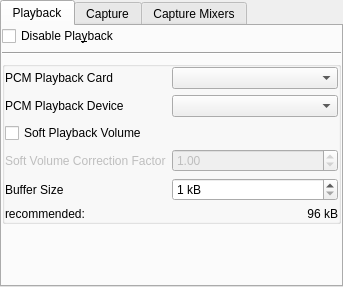
This is plugins/alsa-sound/alsa-sound-configuration-ui.ui in pbek/kradio as Qt 5 draws it before an edit. The edited form follows.
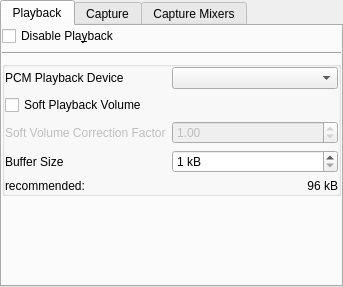
This is the edited form. Custom widgets are drawn as their Qt base class.

Commit message: Big ALSA fix: Using no more card/dev numbers but device strings got by _hint functions

Diff of the .ui file:
```diff
--- a/plugins/alsa-sound/alsa-sound-configuration-ui.ui
+++ b/plugins/alsa-sound/alsa-sound-configuration-ui.ui
@@ -56,7 +56,7 @@
           <property name="margin">
            <number>0</number>
           </property>
-          <item row="3" column="1">
+          <item row="2" column="1">
            <widget class="QDoubleSpinBox" name="sbSoftVolumeCorrection">
             <property name="enabled">
              <bool>false</bool>
@@ -72,15 +72,21 @@
             </property>
            </widget>
           </item>
-          <item row="2" column="0">
+          <item row="1" column="0">
            <widget class="QCheckBox" name="cbEnableSoftVolume">
             <property name="text">
              <string>Soft Playback Volume</string>
             </property>
            </widget>
           </item>
-          <item row="1" column="0">
+          <item row="0" column="0">
            <widget class="QLabel" name="textLabel2_3">
+            <property name="sizePolicy">
+             <sizepolicy hsizetype="Minimum" vsizetype="Minimum">
+              <horstretch>0</horstretch>
+              <verstretch>0</verstretch>
+             </sizepolicy>
+            </property>
             <property name="text">
              <string>PCM Playback Device</string>
             </property>
@@ -89,27 +95,7 @@
             </property>
            </widget>
           </item>
-          <item row="0" column="0">
-           <widget class="QLabel" name="textLabel2">
-            <property name="text">
-             <string>PCM Playback Card</string>
-            </property>
-            <property name="wordWrap">
-             <bool>false</bool>
-            </property>
-           </widget>
-          </item>
-          <item row="0" column="1">
-           <widget class="KComboBox" name="m_comboPlaybackCard">
-            <property name="sizePolicy">
-             <sizepolicy hsizetype="MinimumExpanding" vsizetype="Preferred">
-              <horstretch>0</horstretch>
-              <verstretch>0</verstretch>
-             </sizepolicy>
-            </property>
-           </widget>
-          </item>
-          <item row="3" column="0">
+          <item row="2" column="0">
            <widget class="QLabel" name="label">
             <property name="enabled">
              <bool>false</bool>
@@ -119,7 +105,7 @@
             </property>
            </widget>
           </item>
-          <item row="4" column="0">
+          <item row="3" column="0">
            <widget class="QLabel" name="textLabel2_2_2_2">
             <property name="text">
              <string>Buffer Size</string>
@@ -129,17 +115,17 @@
             </property>
            </widget>
           </item>
-          <item row="1" column="1">
+          <item row="0" column="1">
            <widget class="KComboBox" name="m_comboPlaybackDevice">
             <property name="sizePolicy">
-             <sizepolicy hsizetype="MinimumExpanding" vsizetype="Preferred">
+             <sizepolicy hsizetype="Minimum" vsizetype="Minimum">
               <horstretch>0</horstretch>
               <verstretch>0</verstretch>
              </sizepolicy>
             </property>
            </widget>
           </item>
-          <item row="4" column="1">
+          <item row="3" column="1">
            <widget class="KIntSpinBox" name="editBufferSize">
             <property name="sizePolicy">
              <sizepolicy hsizetype="MinimumExpanding" vsizetype="Fixed">
@@ -164,7 +150,7 @@
             </property>
            </widget>
           </item>
-          <item row="5" column="1">
+          <item row="4" column="1">
            <widget class="QLabel" name="textLabel2_2_4">
             <property name="text">
              <string>96 kB</string>
@@ -177,7 +163,7 @@
             </property>
            </widget>
           </item>
-          <item row="5" column="0">
+          <item row="4" column="0">
            <widget class="QLabel" name="textLabel2_2_6">
             <property name="text">
              <string>recommended:</string>
```
Left out of the diff: 44 changed lines with no effect on the pictures. The commit also changes 7 other files.
